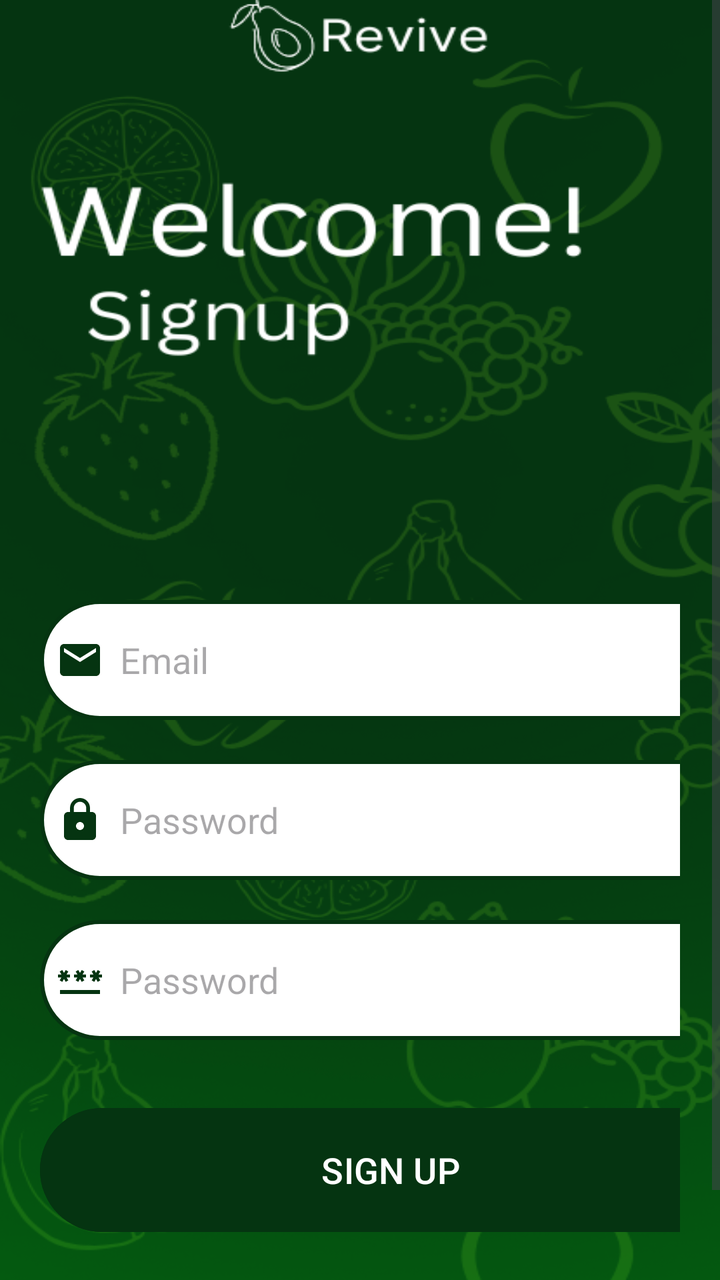
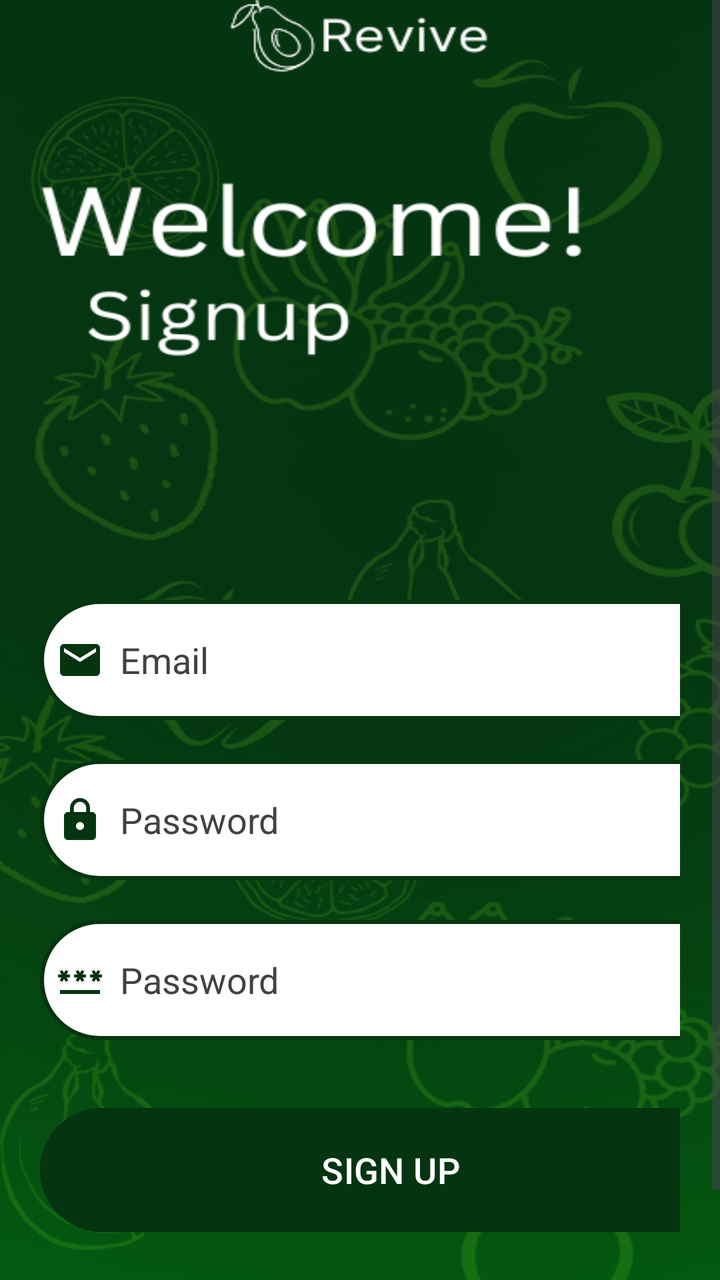

Before-and-after screenshots of an Android layout around one commit, followed by the original layout XML and the change that was made.
<!-- AndroidManifest.xml: application theme Theme.ReviveApp -->
<!-- res/layout/activity_signup.xml -->
<?xml version="1.0" encoding="utf-8"?>
<ScrollView
    xmlns:android="http://schemas.android.com/apk/res/android"
    xmlns:app="http://schemas.android.com/apk/res-auto"
    xmlns:tools="http://schemas.android.com/tools"
    android:id="@+id/main"
    android:layout_width="match_parent"
    android:layout_height="match_parent"
    android:background="@drawable/signupscreen"
    tools:context=".SignupActivity">
    <LinearLayout
        android:layout_width="match_parent"
        android:layout_height="wrap_content"
        android:orientation="vertical">
        <LinearLayout
            android:layout_width="match_parent"
            android:layout_height="wrap_content"
            android:orientation="vertical"
            android:layout_marginTop="250dp"
            android:padding="20dp">

            <EditText
                android:layout_width="350dp"
                android:layout_height="60dp"
                android:id="@+id/signup_email"
                android:layout_marginTop="30dp"
                android:background="@drawable/green_border"
                android:padding="8dp"
                android:hint="Email"
                android:drawableLeft="@drawable/baseline_email_24"
                android:drawablePadding="8dp"
                android:textColor="@color/grey"
                />

            <EditText
                android:layout_width="350dp"
                android:layout_height="60dp"
                android:id="@+id/signup_password"
                android:layout_marginTop="20dp"
                android:background="@drawable/green_border"
                android:padding="8dp"
                android:hint="Password"
                android:inputType="textPassword"
                android:drawableLeft="@drawable/baseline_lock_24"
                android:drawablePadding="8dp"
                android:textColor="@color/grey"
                />

            <EditText
                android:layout_width="350dp"
                android:layout_height="60dp"
                android:id="@+id/signup_confirm"
                android:layout_marginTop="20dp"
                android:background="@drawable/green_border"
                android:padding="8dp"
                android:hint="Password"
                android:inputType="textPassword"
                android:drawableLeft="@drawable/baseline_password_24"
                android:drawablePadding="8dp"
                android:textColor="@color/grey"
                />

            <Button
                android:layout_width="350dp"
                android:layout_height="70dp"
                android:layout_marginTop="30dp"
                android:text="SIGN UP"
                android:id="@+id/signup_button"
                android:textSize="18dp"
                android:backgroundTint="@color/darkGreen"
                android:textColor="@color/white"/>

            <TextView
                android:layout_width="wrap_content"
                android:layout_height="wrap_content"
                android:id="@+id/loginRedirectText"
                android:text="Already a user? Login"
                android:layout_gravity="center"
                android:padding="8dp"
                android:layout_marginTop="8dp"
                android:textSize="18dp"
                android:textColor="@color/white"/>

        </LinearLayout>


    </LinearLayout>


</ScrollView>
<!-- resources referenced by this layout -->
<resources>
  <color name="darkGreen">#053411</color>
  <color name="grey">#ff424242</color>
  <color name="white">#FFFFFFFF</color>
  <!-- drawable baseline_email_24 (drawable) -->
  <vector xmlns:android="http://schemas.android.com/apk/res/android" android:height="24dp" android:tint="#053411" android:viewportHeight="24" android:viewportWidth="24" android:width="24dp">
        
      <path android:fillColor="@android:color/white" android:pathData="M20,4L4,4c-1.1,0 -1.99,0.9 -1.99,2L2,18c0,1.1 0.9,2 2,2h16c1.1,0 2,-0.9 2,-2L22,6c0,-1.1 -0.9,-2 -2,-2zM20,8l-8,5 -8,-5L4,6l8,5 8,-5v2z"/>
      
  </vector>
  <!-- drawable baseline_lock_24 (drawable) -->
  <vector xmlns:android="http://schemas.android.com/apk/res/android" android:height="24dp" android:tint="#053411" android:viewportHeight="24" android:viewportWidth="24" android:width="24dp">
        
      <path android:fillColor="@android:color/white" android:pathData="M18,8h-1L17,6c0,-2.76 -2.24,-5 -5,-5S7,3.24 7,6v2L6,8c-1.1,0 -2,0.9 -2,2v10c0,1.1 0.9,2 2,2h12c1.1,0 2,-0.9 2,-2L20,10c0,-1.1 -0.9,-2 -2,-2zM12,17c-1.1,0 -2,-0.9 -2,-2s0.9,-2 2,-2 2,0.9 2,2 -0.9,2 -2,2zM15.1,8L8.9,8L8.9,6c0,-1.71 1.39,-3.1 3.1,-3.1 1.71,0 3.1,1.39 3.1,3.1v2z"/>
      
  </vector>
  <!-- drawable baseline_password_24 (drawable) -->
  <vector xmlns:android="http://schemas.android.com/apk/res/android" android:height="24dp" android:tint="#053411" android:viewportHeight="24" android:viewportWidth="24" android:width="24dp">
        
      <path android:fillColor="@android:color/white" android:pathData="M2,17h20v2H2V17zM3.15,12.95L4,11.47l0.85,1.48l1.3,-0.75L5.3,10.72H7v-1.5H5.3l0.85,-1.47L4.85,7L4,8.47L3.15,7l-1.3,0.75L2.7,9.22H1v1.5h1.7L1.85,12.2L3.15,12.95zM9.85,12.2l1.3,0.75L12,11.47l0.85,1.48l1.3,-0.75l-0.85,-1.48H15v-1.5h-1.7l0.85,-1.47L12.85,7L12,8.47L11.15,7l-1.3,0.75l0.85,1.47H9v1.5h1.7L9.85,12.2zM23,9.22h-1.7l0.85,-1.47L20.85,7L20,8.47L19.15,7l-1.3,0.75l0.85,1.47H17v1.5h1.7l-0.85,1.48l1.3,0.75L20,11.47l0.85,1.48l1.3,-0.75l-0.85,-1.48H23V9.22z"/>
      
  </vector>
  <!-- drawable green_border (drawable) -->
  <?xml version="1.0" encoding="utf-8"?>
  <shape
      xmlns:android="http://schemas.android.com/apk/res/android"
      android:shape="rectangle">
      <corners
          android:radius="30dp"/>
      <stroke
          android:color="@color/darkGreen"
          android:width="2dp"/>
  
      <solid
          android:color="@color/white"/>
  
  
  </shape>
  <!-- drawable signupscreen: png bitmap (drawable, 164116 bytes) -->
  <style name="Theme.ReviveApp" parent="Base.Theme.ReviveApp" />
  <style name="Base.Theme.ReviveApp" parent="Theme.Material3.DayNight.NoActionBar">
          
          
      </style>
</resources>

<!-- the commit's change to res/layout/activity_signup.xml (unified diff, before → after) -->
@@ -30,6 +30,7 @@
                 android:drawableLeft="@drawable/baseline_email_24"
                 android:drawablePadding="8dp"
                 android:textColor="@color/grey"
+                android:textColorHint="@color/grey"
                 />
 
             <EditText
@@ -44,6 +45,7 @@
                 android:drawableLeft="@drawable/baseline_lock_24"
                 android:drawablePadding="8dp"
                 android:textColor="@color/grey"
+                android:textColorHint="@color/grey"
                 />
 
             <EditText
@@ -58,6 +60,7 @@
                 android:drawableLeft="@drawable/baseline_password_24"
                 android:drawablePadding="8dp"
                 android:textColor="@color/grey"
+                android:textColorHint="@color/grey"
                 />
 
             <Button
